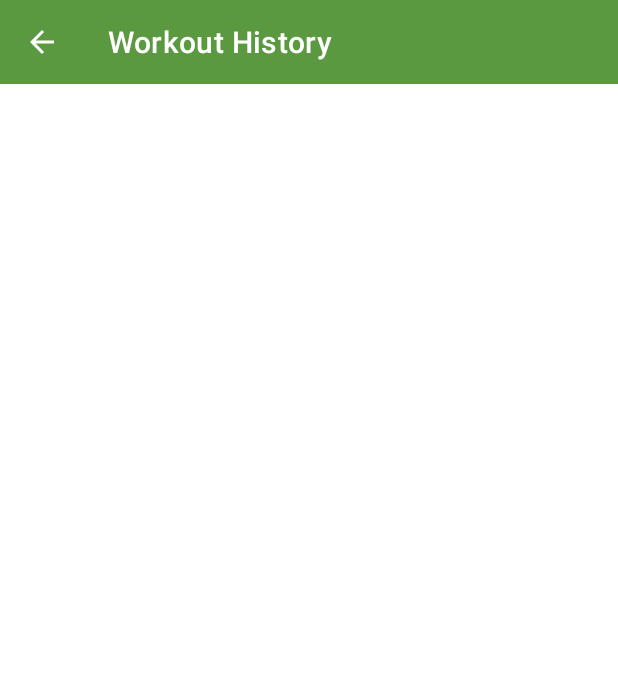
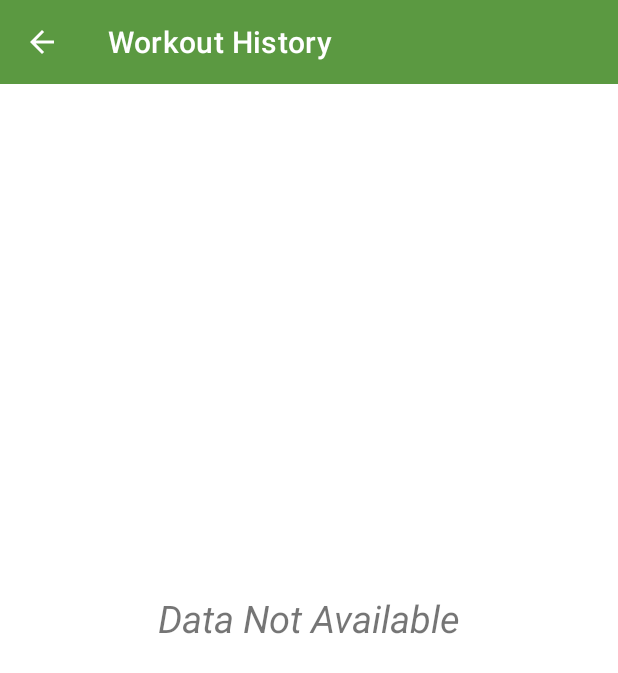
Before and after one commit to kuya32/10-Minute-Workout, an Android app: the screen it shows after launch (HistoryActivity), after a tap on an icon or button, on a phone screen of 412 x 824 dp. Shown: the top 673 px of the screen. Run offline under Robolectric (Android 15) with nearby library versions, the phone set to English and light mode, and no system bars.

Commit message:
After each workout, the date is saved to the database and is shown in your recent workout history activity. The option is there to also delete the workout item from the history.

```diff
--- a/app/src/main/java/com/macode/a10minuteworkout/HistoryActivity.kt
+++ b/app/src/main/java/com/macode/a10minuteworkout/HistoryActivity.kt
@@ -2,7 +2,10 @@ package com.macode.a10minuteworkout
 
 import androidx.appcompat.app.AppCompatActivity
 import android.os.Bundle
+import android.util.Log
+import android.view.View
 import androidx.appcompat.widget.Toolbar
+import androidx.recyclerview.widget.LinearLayoutManager
 import com.macode.a10minuteworkout.databinding.ActivityHistoryBinding
 
 class HistoryActivity : AppCompatActivity() {
@@ -22,5 +25,26 @@ class HistoryActivity : AppCompatActivity() {
         toolbar.setNavigationOnClickListener {
             onBackPressed()
         }
+
+        getAllCompletedDates()
+    }
+
+    private fun getAllCompletedDates() {
+        val dbHandler = SqliteOpenHelper(this, null)
+        val allCompletedDatesList = dbHandler.getAllCompleteDatesList()
+
+        if (allCompletedDatesList.size > 0) {
+            binding.completedWorkoutsText.visibility = View.VISIBLE
+            binding.historyRecyclerView.visibility = View.VISIBLE
+            binding.dataNotAvailableText.visibility = View.GONE
+
+            binding.historyRecyclerView.layoutManager = LinearLayoutManager(this)
+            val historyAdapter = HistoryAdapter(this, allCompletedDatesList)
+            binding.historyRecyclerView.adapter = historyAdapter
+        } else {
+            binding.completedWorkoutsText.visibility = View.GONE
+            binding.historyRecyclerView.visibility = View.GONE
+            binding.dataNotAvailableText.visibility = View.VISIBLE
+        }
     }
 }
--- a/app/src/main/java/com/macode/a10minuteworkout/SqliteOpenHelper.kt
+++ b/app/src/main/java/com/macode/a10minuteworkout/SqliteOpenHelper.kt
@@ -1,4 +1,52 @@
 package com.macode.a10minuteworkout
 
-class SqliteOpenHelper {
+import android.content.ContentValues
+import android.content.Context
+import android.database.sqlite.SQLiteDatabase
+import android.database.sqlite.SQLiteOpenHelper
+
+class SqliteOpenHelper(context: Context, factory: SQLiteDatabase.CursorFactory?) : SQLiteOpenHelper(context,  DATABASE_NAME, factory, DATABASE_VERSION) {
+
+    companion object {
+        private val DATABASE_VERSION = 1
+        private val DATABASE_NAME = "TenMinuteWorkout.db"
+        val TABLE_HISTORY = "history"
+        val COLUMN_ID = "_id"
+        private val COLUMN_COMPLETE_DATE = "complete_date"
+    }
+
+    override fun onCreate(db: SQLiteDatabase?) {
+        val CREATE_EXERCISE_TABLE = ("CREATE TABLE $TABLE_HISTORY($COLUMN_ID INTEGER PRIMARY KEY,$COLUMN_COMPLETE_DATE TEXT)")
+        db?.execSQL(CREATE_EXERCISE_TABLE)
+    }
+
+    override fun onUpgrade(db: SQLiteDatabase?, oldVersion: Int, newVersion: Int) {
+        db?.execSQL("DROP TABLE IF EXISTS $TABLE_HISTORY")
+        onCreate(db)
+    }
+
+    fun addDate(date: String) {
+        val values = ContentValues()
+        values.put(COLUMN_COMPLETE_DATE, date)
+        val db = this.writableDatabase
+        db.insert(TABLE_HISTORY, null, values)
+        db.close()
+    }
+
+    fun getAllCompleteDatesList() : ArrayList<String> {
+        val list = ArrayList<String>()
+        val db = this.readableDatabase
+        val cursor = db.rawQuery("SELECT * FROM $TABLE_HISTORY", null)
+
+        while (cursor.moveToNext()) {
+            val dateValue = (cursor.getString(cursor.getColumnIndex(COLUMN_COMPLETE_DATE)))
+            list.add(dateValue)
+        }
+        cursor.close()
+        return list
+    }
+
+    fun deleteDateItem(id: String) {
+
+    }
 }
--- /dev/null
+++ b/app/src/main/res/drawable/delete.xml
@@ -0,0 +1,5 @@
+<vector android:height="24dp" android:tint="#FB0005"
+    android:viewportHeight="24" android:viewportWidth="24"
+    android:width="24dp" xmlns:android="http://schemas.android.com/apk/res/android">
+    <path android:fillColor="@android:color/white" android:pathData="M6,19c0,1.1 0.9,2 2,2h8c1.1,0 2,-0.9 2,-2V7H6v12zM19,4h-3.5l-1,-1h-5l-1,1H5v2h14V4z"/>
+</vector>
--- a/app/src/main/res/layout/activity_history.xml
+++ b/app/src/main/res/layout/activity_history.xml
@@ -10,6 +10,42 @@
         android:id="@+id/historyToolbar"
         layout="@layout/main_toolbar" />
 
+    <TextView
+        android:id="@+id/completedWorkoutsText"
+        android:layout_width="wrap_content"
+        android:layout_height="wrap_content"
+        android:gravity="center"
+        android:layout_marginTop="15dp"
+        android:text="Completed Workouts"
+        android:textColor="@color/black"
+        android:textSize="30sp"
+        android:textStyle="bold"
+        app:layout_constraintEnd_toEndOf="parent"
+        app:layout_constraintStart_toStartOf="parent"
+        app:layout_constraintTop_toBottomOf="@+id/historyToolbar"
+        android:visibility="gone"/>
 
+    <androidx.recyclerview.widget.RecyclerView
+        android:id="@+id/historyRecyclerView"
+        android:layout_width="match_parent"
+        android:layout_height="0dp"
+        android:layout_marginTop="10dp"
+        android:layout_marginBottom="10dp"
+        app:layout_constraintBottom_toBottomOf="parent"
+        app:layout_constraintTop_toBottomOf="@+id/completedWorkoutsText"
+        android:visibility="gone"/>
+
+    <TextView
+        android:id="@+id/dataNotAvailableText"
+        android:layout_width="wrap_content"
+        android:layout_height="wrap_content"
+        android:text="Data Not Available"
+        android:textSize="25sp"
+        android:textStyle="italic"
+        android:visibility="gone"
+        app:layout_constraintBottom_toBottomOf="parent"
+        app:layout_constraintEnd_toEndOf="parent"
+        app:layout_constraintStart_toStartOf="parent"
+        app:layout_constraintTop_toTopOf="parent" />
 
 </androidx.constraintlayout.widget.ConstraintLayout>
```
Also changed, not shown: app/src/main/java/com/macode/a10minuteworkout/FinishedActivity.kt (+18 -0 lines), app/src/main/java/com/macode/a10minuteworkout/HistoryAdapter.kt (added, +49 -0 lines), app/src/main/res/layout/single_item_history_row.xml (added, +59 -0 lines).
